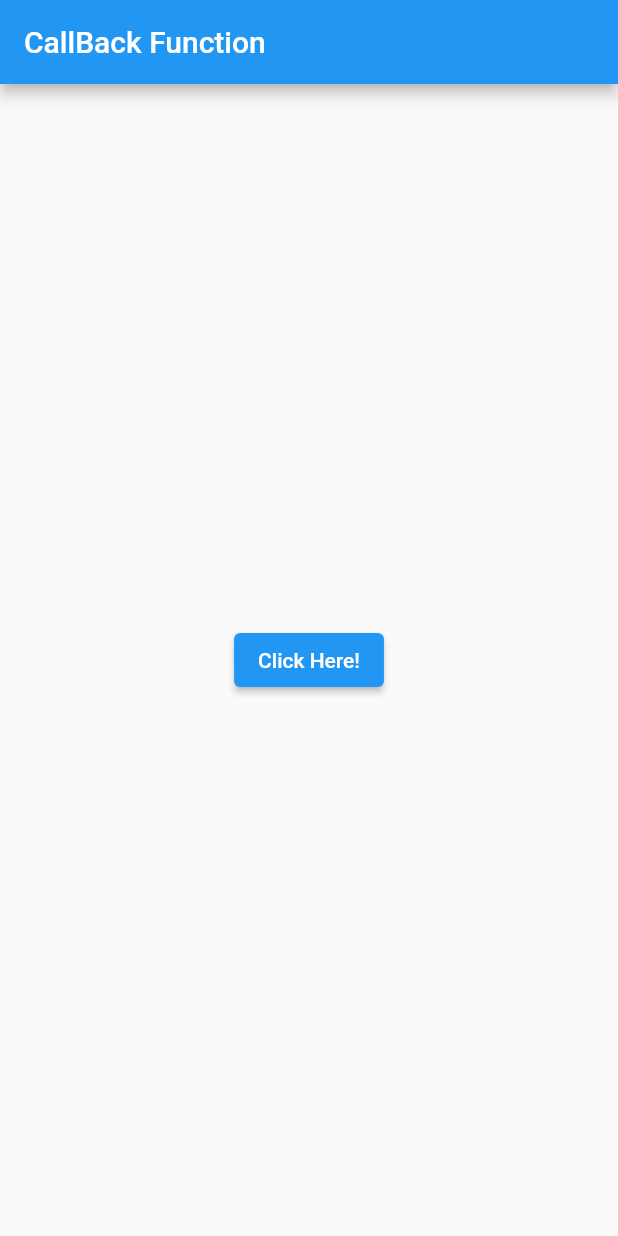
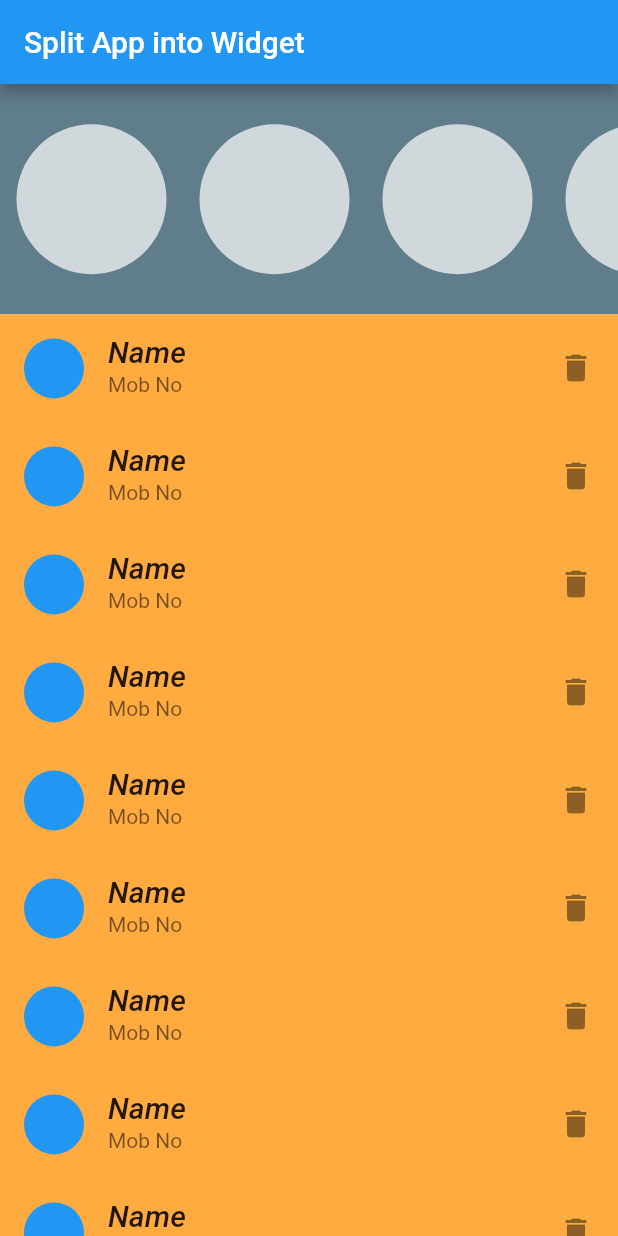
Before and after one commit to yasin9064/flutter_application_1, a Flutter app: the screen it shows after launch, on a phone screen of 412 x 824 dp. Run offline on Flutter 3.47's test engine with Material 2 defaults, Android fonts, the phone set to English and light mode, and no system bars.

Commit message:
Learn about Split App into Widget.

```diff
--- a/lib/HomeScreen.dart
+++ b/lib/HomeScreen.dart
@@ -14,19 +14,59 @@ class HomeScreen extends StatefulWidget {
 class _HomeScreenState extends State<HomeScreen> {
   @override
   Widget build(BuildContext context) {
-    callBack() {
-      print('Clicked!!!!');
-    }
-
     return Scaffold(
         appBar: AppBar(
-          title: const Text("CallBack Function"),
+          title: const Text("Split App into Widget"),
         ),
-        body: Center(
-          child: ElevatedButton(
-            child: Text('Click Here!'),
-            onPressed: callBack,
-          ),
+        body: Container(
+          child: Column(children: [
+            StatusBar(),
+            Contacts(),
+          ]),
         ));
   }
 }
+
+class StatusBar extends StatelessWidget {
+  @override
+  Widget build(BuildContext context) {
+    return Expanded(
+      flex: 1,
+      child: Container(
+        color: Colors.blueGrey,
+        child: ListView.builder(
+          itemBuilder: ((context, index) => const Padding(
+                padding: EdgeInsets.all(11.0),
+                child: SizedBox(
+                  width: 100,
+                  child: CircleAvatar(
+                    backgroundColor: Colors.white70,
+                  ),
+                ),
+              )),
+          itemCount: 11,
+          scrollDirection: Axis.horizontal,
+        ),
+      ),
+    );
+  }
+}
+
+class Contacts extends StatelessWidget {
+  @override
+  Widget build(BuildContext context) {
+    return Expanded(
+      flex: 4,
+      child: Container(
+        color: Colors.orangeAccent,
+        child: ListView.builder(
+            itemBuilder: ((context, index) => const ListTile(
+                  leading: CircleAvatar(backgroundColor: Colors.blue),
+                  title: Text('Name'),
+                  subtitle: Text('Mob No'),
+                  trailing: Icon(Icons.delete),
+                ))),
+      ),
+    );
+  }
+}
```
